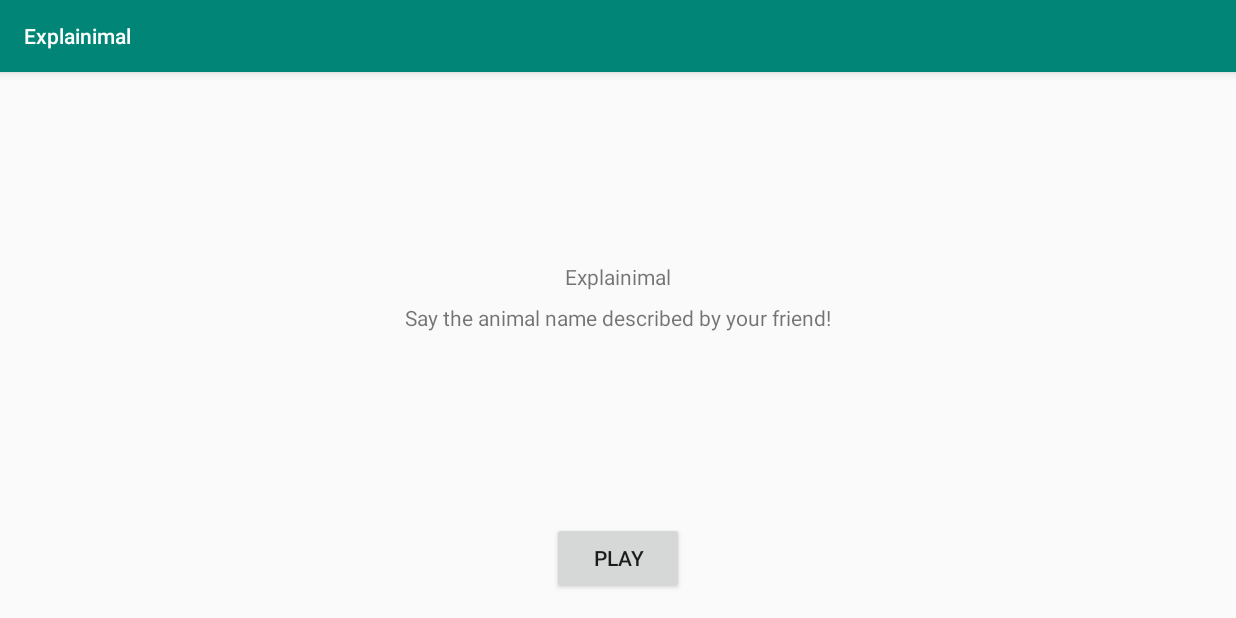
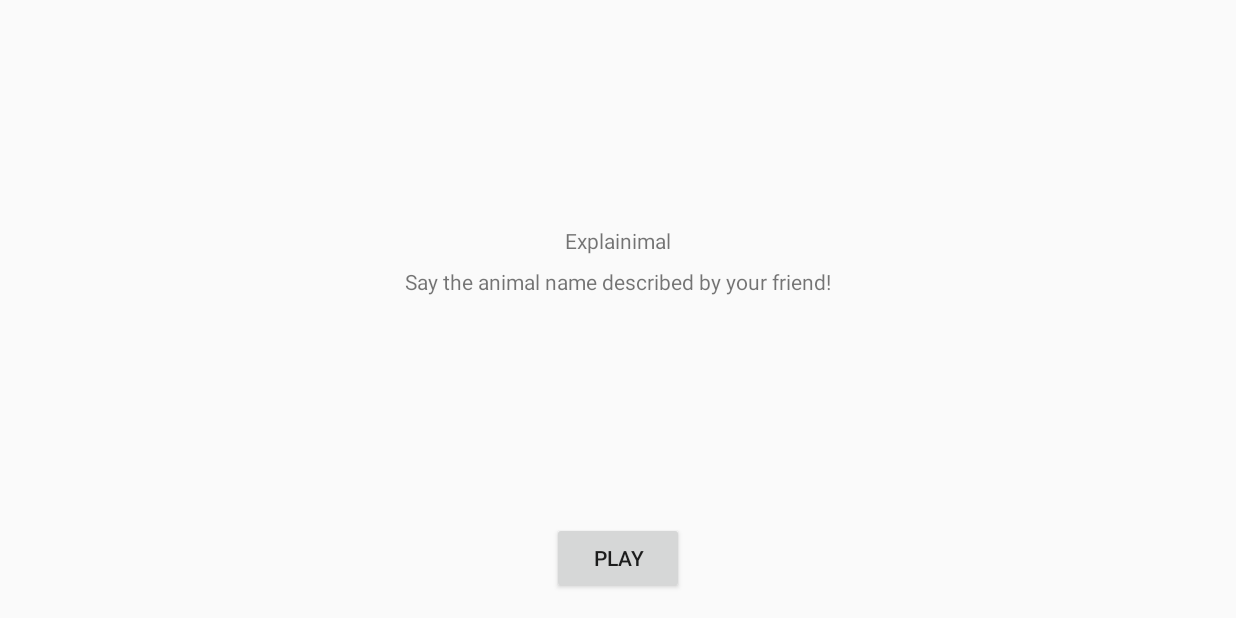
Before and after one commit to thomyfarhan/explainimal, an Android app: the screen it shows after launch (MainActivity), on a phone screen of 824 x 412 dp (held sideways). Run offline under Robolectric (Android 15) with nearby library versions, the phone set to English and light mode, and no system bars; our stand-ins replace data binding.

Commit message:
[Styles] Modify AppTheme

```diff
--- a/app/src/main/res/values/styles.xml
+++ b/app/src/main/res/values/styles.xml
@@ -1,8 +1,7 @@
 <resources>
 
-    <!-- Base application theme. -->
-    <style name="AppTheme" parent="Theme.AppCompat.Light.DarkActionBar">
-        <!-- Customize your theme here. -->
+    <style name="AppTheme" parent="Theme.AppCompat.Light.NoActionBar">
+        <item name="android:windowFullscreen">true</item>
         <item name="colorPrimary">@color/colorPrimary</item>
         <item name="colorPrimaryDark">@color/colorPrimaryDark</item>
         <item name="colorAccent">@color/colorAccent</item>
```
